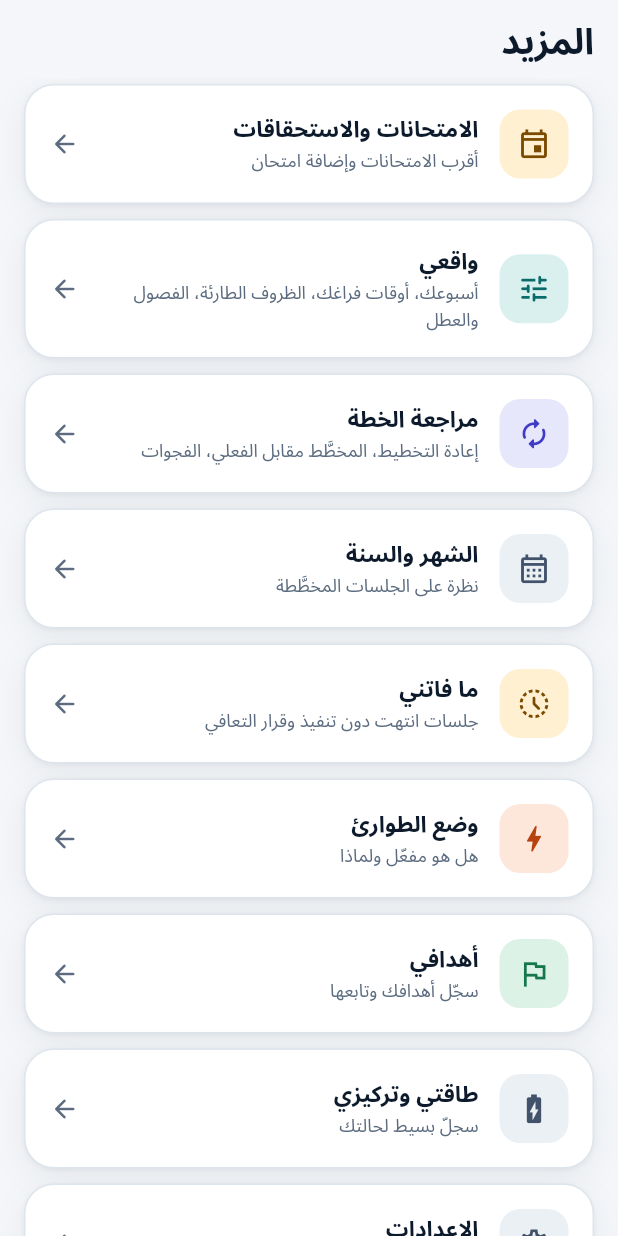
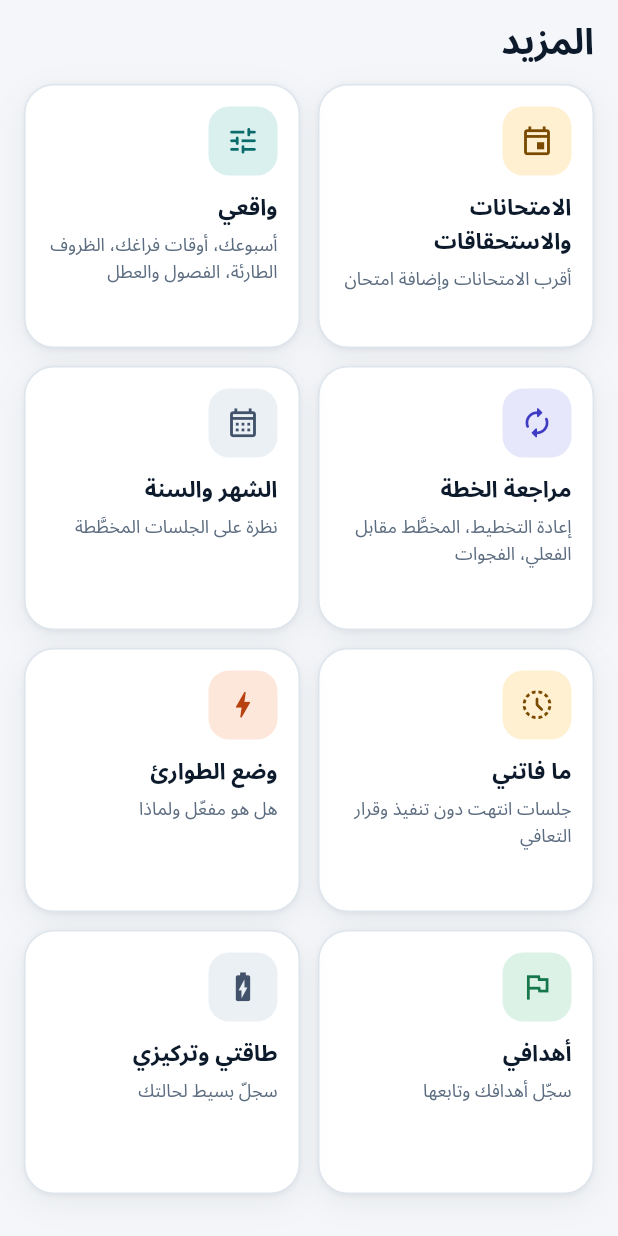
Before and after one commit to njigihmgugiuuif/morafig-tilmid, a Flutter app: the MoreScreen widget shown alone on an empty page, opened directly, on a phone screen of 412 x 824 dp. Run offline on Flutter 3.47's test engine with Material 3 defaults, Android fonts, the phone set to English and light mode, and no system bars; our stand-ins replace drift, shared_preferences; missing offline and left inert: dart:html, dart:js_interop; accounts and stored records are empty; generated files the repository leaves out were written again; Roboto replaces fonts that are missing (IBM Plex Sans Arabic, Readex Pro).

Commit message:
Apply round 9: more cards, constitution on home, AI plan

```diff
--- a/lib/ui/screens/more_screen.dart
+++ b/lib/ui/screens/more_screen.dart
@@ -3,8 +3,6 @@ import 'package:flutter/material.dart';
 import '../design/page.dart';
 import '../design/primitives.dart';
 import '../design/tokens.dart';
-import 'about_screen.dart';
-import 'constitution_screen.dart';
 import '../goals/goals_screen.dart';
 import '../planning/energy_focus_screen.dart';
 import '../planning/plan_calendar_screen.dart';
@@ -13,12 +11,10 @@ import '../reality/reality_hub_screen.dart';
 import '../recovery/emergency_screen.dart';
 import '../recovery/recovery_screen.dart';
 import 'exams_screen.dart';
-import 'settings_screen.dart';
 
-/// «المزيد» (D-2 X04): exams, planning tools, goals, settings, the app's
-/// constitution and «عن التطبيق». The teachers' lessons moved to a large card
-/// on the home screen («دروس الأستاذ(ة)»). The SEPARATE The teacher entry is
-/// its own door (it opens the entry screen, not a setting).
+/// «المزيد»: the tools, as near-square cards, two per row. Settings stay as
+/// the button on the home screen; the constitution (with the app's
+/// introduction) is a card on the home screen too.
 class MoreScreen extends StatelessWidget {
   const MoreScreen({super.key});
 
@@ -26,10 +22,7 @@ class MoreScreen extends StatelessWidget {
   Widget build(BuildContext context) {
     void open(Widget screen) => Navigator.of(context)
         .push<void>(MaterialPageRoute<void>(builder: (_) => screen));
-    return MqPage(
-      title: 'المزيد',
-      showBack: false,
-      children: [
+    final items = <_Entry>[
       _Entry(
         icon: Icons.event_outlined,
         tone: MqTone.accent,
@@ -86,26 +79,27 @@ class MoreScreen extends StatelessWidget {
         subtitle: 'سجلّ بسيط لحالتك',
         onTap: () => open(const EnergyFocusScreen()),
       ),
-        _Entry(
-          icon: Icons.settings_outlined,
-          tone: MqTone.neutral,
-          title: 'الإعدادات',
-          subtitle: 'الملف الشخصي، تثبيت التطبيق، النسخ الاحتياطي',
-          onTap: () => open(const SettingsScreen()),
+    ];
+    return MqPage(
+      title: 'المزيد',
+      showBack: false,
+      children: [
+        for (var i = 0; i < items.length; i += 2)
+          Padding(
+            padding: const EdgeInsets.only(bottom: 12),
+            child: SizedBox(
+              height: 176,
+              child: Row(
+                children: [
+                  Expanded(child: items[i]),
+                  const SizedBox(width: 12),
+                  Expanded(
+                      child: i + 1 < items.length
+                          ? items[i + 1]
+                          : const SizedBox.shrink()),
+                ],
               ),
-        _Entry(
-          icon: Icons.gavel_rounded,
-          tone: MqTone.brand,
-          title: 'دستور التطبيق',
-          subtitle: 'ما نلتزم به معك',
-          onTap: () => open(const ConstitutionScreen()),
             ),
-        _Entry(
-          icon: Icons.info_outline_rounded,
-          tone: MqTone.info,
-          title: 'عن التطبيق',
-          subtitle: 'من نحن وماذا يفعل التطبيق',
-          onTap: () => open(const AboutScreen()),
           ),
       ],
     );
@@ -129,26 +123,27 @@ class _Entry extends StatelessWidget {
   @override
   Widget build(BuildContext context) {
     final p = context.mq;
-    return Padding(
-      padding: const EdgeInsets.only(bottom: 10),
-      child: MqCard(
+    return MqCard(
       onTap: onTap,
-        child: Row(
-          children: [
-            MqIconTile(icon: icon, tone: tone, size: 46),
-            const SizedBox(width: 14),
-            Expanded(
+      semanticLabel: title,
+      padding: const EdgeInsets.all(14),
       child: Column(
         crossAxisAlignment: CrossAxisAlignment.start,
         children: [
-                  Text(title, style: MqType.h3.copyWith(color: p.ink)),
-                  Text(subtitle, style: MqType.caption.copyWith(color: p.ink3)),
+          MqIconTile(icon: icon, tone: tone, size: 46),
+          const SizedBox(height: 10),
+          Text(title,
+              maxLines: 2,
+              overflow: TextOverflow.ellipsis,
+              style: MqType.h3.copyWith(color: p.ink)),
+          const SizedBox(height: 4),
+          Expanded(
+            child: Text(subtitle,
+                maxLines: 3,
+                overflow: TextOverflow.ellipsis,
+                style: MqType.caption.copyWith(color: p.ink3)),
+          ),
         ],
-              ),
-            ),
-            Icon(Icons.arrow_forward_rounded, color: p.ink3, size: 20),
-          ],
-        ),
       ),
     );
   }
```
Also changed, not shown: lib/ui/screens/constitution_screen.dart (+66 -0 lines), lib/ui/screens/dashboard_screen.dart (+38 -0 lines), 2 other files. Lines whose indentation alone changed are shown as unchanged.
